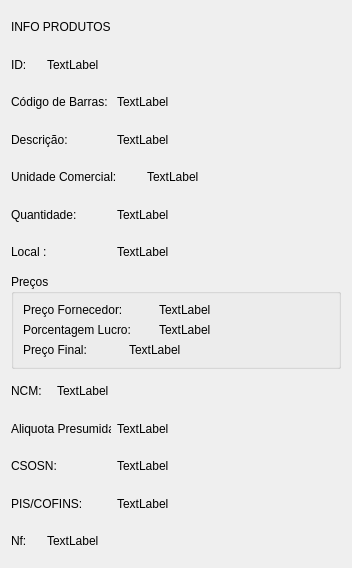
Above: infojanelaprod.ui from GabR36/QEstoqueLoja before the change. Below: the same form after it.
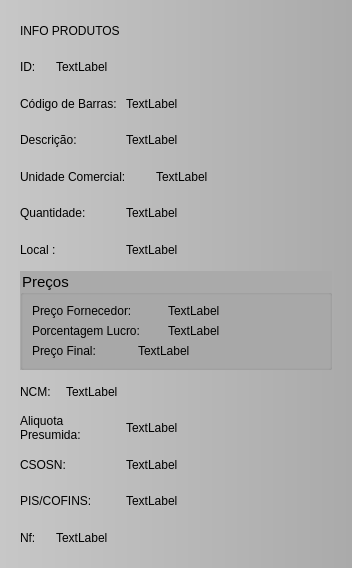
That is the form after the change.

Commit message: infoProdutos na subclasse tableprodutos e venda

```diff
--- a/infojanelaprod.ui
+++ b/infojanelaprod.ui
@@ -11,9 +11,54 @@
    </rect>
   </property>
   <property name="windowTitle">
-   <string>Dialog</string>
+   <string>Informação Produto</string>
+  </property>
+  <property name="styleSheet">
+   <string notr="true">
+
+#InfoJanelaProd{
+background-color: rgb(199, 199, 199);
+background-color: qlineargradient(spread:pad, x1:0, y1:0, x2:1, y2:0, stop:0 rgba(199, 199, 199, 255), stop:1 rgba(170, 170, 170, 255));
+
+}
+QPushButton{
+background-color: rgb(43, 132, 191);
+color: rgb(255, 255, 255);
+font-size: 15px;
+border-radius: 13px;
+
+}
+
+QPushButton:hover{
+	background-color: rgb(13, 92, 161);
+}
+QPushButton:pressed{
+	
+color: rgb(255, 255, 255);
+	background-color: rgb(153, 193, 241);
+font-size: 15px;
+border-radius: 13px;
+}
+QGroupBox{
+background-color:rgb(170, 170, 170);
+	font: 700 9pt &quot;Segoe UI&quot;;
+	font-size: 15px;
+}
+</string>
   </property>
   <layout class="QVBoxLayout" name="verticalLayout_2">
+   <property name="leftMargin">
+    <number>20</number>
+   </property>
+   <property name="topMargin">
+    <number>15</number>
+   </property>
+   <property name="rightMargin">
+    <number>20</number>
+   </property>
+   <property name="bottomMargin">
+    <number>15</number>
+   </property>
    <item>
     <widget class="QLabel" name="label_14">
      <property name="styleSheet">
@@ -40,6 +85,9 @@
          <height>16777215</height>
         </size>
        </property>
+       <property name="styleSheet">
+        <string notr="true">font: 500 10pt &quot;Ubuntu&quot;;</string>
+       </property>
        <property name="text">
         <string>ID:</string>
        </property>
@@ -64,6 +112,9 @@
          <height>16777215</height>
         </size>
        </property>
+       <property name="styleSheet">
+        <string notr="true">font: 500 10pt &quot;Ubuntu&quot;;</string>
+       </property>
        <property name="text">
         <string>Código de Barras:</string>
        </property>
@@ -88,6 +139,9 @@
          <height>16777215</height>
         </size>
        </property>
+       <property name="styleSheet">
+        <string notr="true">font: 500 10pt &quot;Ubuntu&quot;;</string>
+       </property>
        <property name="text">
         <string>Descrição:</string>
        </property>
@@ -112,6 +166,9 @@
          <height>16777215</height>
         </size>
        </property>
+       <property name="styleSheet">
+        <string notr="true">font: 500 10pt &quot;Ubuntu&quot;;</string>
+       </property>
        <property name="text">
         <string>Unidade Comercial:</string>
        </property>
@@ -136,6 +193,9 @@
          <height>16777215</height>
         </size>
        </property>
+       <property name="styleSheet">
+        <string notr="true">font: 500 10pt &quot;Ubuntu&quot;;</string>
+       </property>
        <property name="text">
         <string>Quantidade:</string>
        </property>
@@ -160,6 +220,9 @@
          <height>16777215</height>
         </size>
        </property>
+       <property name="styleSheet">
+        <string notr="true">font: 500 10pt &quot;Ubuntu&quot;;</string>
+       </property>
        <property name="text">
         <string>Local :</string>
        </property>
@@ -190,6 +253,9 @@
             <height>16777215</height>
            </size>
           </property>
+          <property name="styleSheet">
+           <string notr="true">font: 500 10pt &quot;Ubuntu&quot;;</string>
+          </property>
           <property name="text">
            <string>Preço Fornecedor:</string>
           </property>
@@ -214,6 +280,9 @@
             <height>16777215</height>
            </size>
           </property>
+          <property name="styleSheet">
+           <string notr="true">font: 500 10pt &quot;Ubuntu&quot;;</string>
+          </property>
           <property name="text">
            <string>Porcentagem Lucro:</string>
           </property>
@@ -238,6 +307,9 @@
             <height>16777215</height>
            </size>
           </property>
+          <property name="styleSheet">
+           <string notr="true">font: 500 10pt &quot;Ubuntu&quot;;</string>
+          </property>
           <property name="text">
            <string>Preço Final:</string>
           </property>
@@ -265,6 +337,9 @@
          <height>16777215</height>
         </size>
        </property>
+       <property name="styleSheet">
+        <string notr="true">font: 500 10pt &quot;Ubuntu&quot;;</string>
+       </property>
        <property name="text">
         <string>NCM:</string>
        </property>
@@ -289,8 +364,12 @@
          <height>16777215</height>
         </size>
        </property>
+       <property name="styleSheet">
+        <string notr="true">font: 500 10pt &quot;Ubuntu&quot;;</string>
+       </property>
        <property name="text">
-        <string>Aliquota Presumida:</string>
+        <string>Aliquota 
+Presumida:</string>
        </property>
       </widget>
      </item>
@@ -313,6 +392,9 @@
          <height>16777215</height>
         </size>
        </property>
+       <property name="styleSheet">
+        <string notr="true">font: 500 10pt &quot;Ubuntu&quot;;</string>
+       </property>
        <property name="text">
         <string>CSOSN:</string>
        </property>
@@ -337,6 +419,9 @@
          <height>16777215</height>
         </size>
        </property>
+       <property name="styleSheet">
+        <string notr="true">font: 500 10pt &quot;Ubuntu&quot;;</string>
+       </property>
        <property name="text">
         <string>PIS/COFINS:</string>
        </property>
@@ -361,6 +446,9 @@
          <height>16777215</height>
         </size>
        </property>
+       <property name="styleSheet">
+        <string notr="true">font: 500 10pt &quot;Ubuntu&quot;;</string>
+       </property>
        <property name="text">
         <string>Nf:</string>
        </property>
```
The commit also changes 8 other files.
